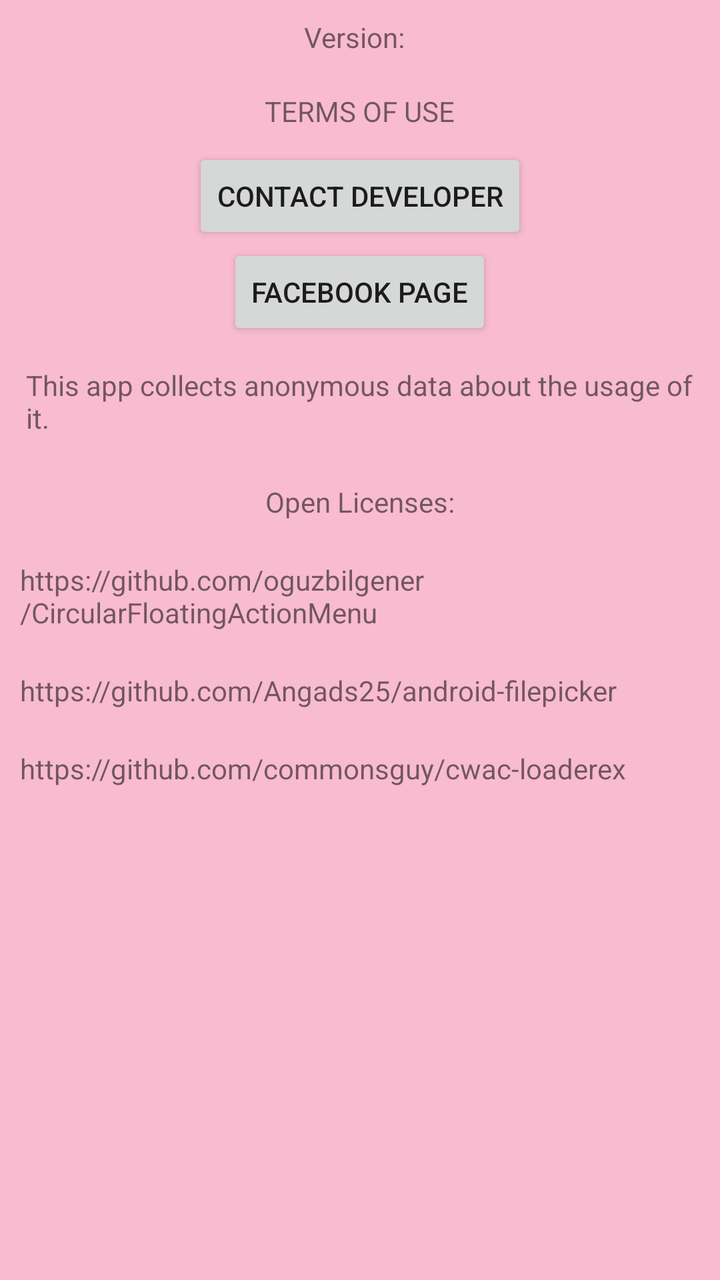
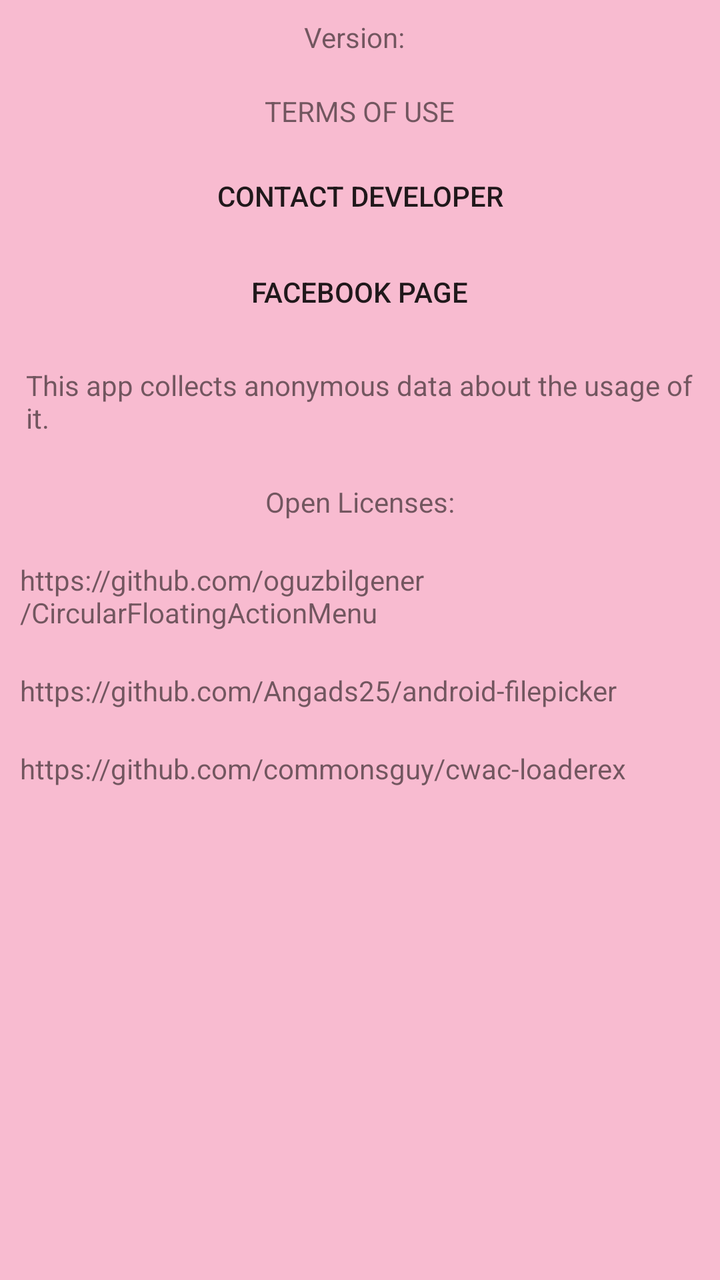

The first picture is an Android layout as it rendered before a commit; the second is the same layout after the commit. The layout source and the unified diff follow.
<!-- AndroidManifest.xml: application theme MyMaterialTheme -->
<!-- res/layout/about_dialog_fragment.xml -->
<?xml version="1.0" encoding="utf-8"?>
<ScrollView xmlns:android="http://schemas.android.com/apk/res/android"
    android:layout_width="match_parent"
    android:layout_height="match_parent">

    <LinearLayout
        android:layout_width="match_parent"
        android:layout_height="wrap_content"
        android:orientation="vertical">

        <LinearLayout
            android:layout_width="wrap_content"
            android:layout_height="wrap_content"
            android:layout_gravity="center"
            android:layout_margin="3dp"
            android:orientation="horizontal"
            android:padding="3dp"
            android:weightSum="2">

            <TextView
                android:layout_width="wrap_content"
                android:layout_height="wrap_content"
                android:layout_margin="3dp"
                android:layout_weight="1"
                android:gravity="center"
                android:text="@string/version" />

            <TextView
                android:id="@+id/version"
                android:layout_width="wrap_content"
                android:layout_height="wrap_content"
                android:layout_margin="3dp"
                android:layout_weight="1"
                android:gravity="center" />

        </LinearLayout>


        <TextView
            android:id="@+id/terms_of_use"
            android:layout_width="wrap_content"
            android:layout_height="wrap_content"
            android:layout_gravity="center"
            android:layout_margin="6dp"
            android:padding="3dp"
            android:text="@string/terms_of_use" />

        <Button
            android:id="@+id/contact_developer"
            android:layout_width="wrap_content"
            android:layout_height="wrap_content"
            android:layout_gravity="center"
            android:text="@string/contact_developer" />

        <Button
            android:id="@+id/facebook"
            android:layout_width="wrap_content"
            android:layout_height="wrap_content"
            android:layout_gravity="center"
            android:text="@string/facebook_page" />

        <TextView
            android:layout_width="wrap_content"
            android:layout_height="wrap_content"
            android:layout_gravity="center"
            android:layout_margin="10dp"
            android:padding="3dp"
            android:text="@string/collect_data_about_usage" />

        <LinearLayout
            android:layout_width="match_parent"
            android:layout_height="wrap_content"
            android:orientation="vertical">

            <TextView
                android:layout_width="match_parent"
                android:layout_height="wrap_content"
                android:layout_margin="5dp"
                android:gravity="center"
                android:padding="5dp"
                android:text="@string/open_licenses" />

            <TextView
                android:id="@+id/circular_floating_action_menu"
                android:layout_width="wrap_content"
                android:layout_height="wrap_content"
                android:layout_margin="5dp"
                android:padding="5dp"
                android:text="@string/CircularFloatingActionMenu" />

            <TextView
                android:id="@+id/android_filepicker"
                android:layout_width="wrap_content"
                android:layout_height="wrap_content"
                android:layout_margin="5dp"
                android:padding="5dp"
                android:text="@string/android_filepicker" />

            <TextView
                android:id="@+id/cwac_loaderex"
                android:layout_width="wrap_content"
                android:layout_height="wrap_content"
                android:layout_margin="5dp"
                android:padding="5dp"
                android:text="@string/cwac_loaderex" />

        </LinearLayout>
    </LinearLayout>
</ScrollView>
<!-- resources referenced by this layout -->
<resources>
  <string name="CircularFloatingActionMenu" translatable="false">https://github.com/oguzbilgener/CircularFloatingActionMenu</string>
  <string name="android_filepicker" translatable="false">https://github.com/Angads25/android-filepicker</string>
  <string name="collect_data_about_usage">This app collects anonymous data about the usage of it.</string>
  <string name="contact_developer">Contact Developer</string>
  <string name="cwac_loaderex" translatable="false">https://github.com/commonsguy/cwac-loaderex</string>
  <string name="facebook_page">Facebook Page</string>
  <string name="open_licenses" translatable="false">Open Licenses:</string>
  <string name="terms_of_use">TERMS OF USE</string>
  <string name="version">Version:</string>
  <style name="MyMaterialTheme" parent="MyMaterialTheme.Base">
  
      </style>
  <style name="MyMaterialTheme.Base" parent="Theme.AppCompat.Light.DarkActionBar">
          <item name="windowNoTitle">true</item>
          <item name="windowActionBar">false</item>
          <item name="colorPrimary">@color/colorPrimary</item>
          <item name="colorPrimaryDark">@color/colorPrimaryDark</item>
          <item name="colorAccent">@color/colorAccent</item>
          <item name="android:windowBackground">@color/windowBackground</item>
      </style>
  <color name="colorPrimary">#EC407A</color>
  <color name="colorPrimaryDark">#AD1457</color>
  <color name="colorAccent">#EA80FC</color>
  <color name="windowBackground">#F8BBD0</color>
</resources>

<!-- the commit's change to res/layout/about_dialog_fragment.xml (unified diff, before → after) -->
@@ -50,14 +50,16 @@
             android:layout_width="wrap_content"
             android:layout_height="wrap_content"
             android:layout_gravity="center"
-            android:text="@string/contact_developer" />
+            android:text="@string/contact_developer"
+            style="@style/Widget.AppCompat.Button.Borderless"/>
 
         <Button
             android:id="@+id/facebook"
             android:layout_width="wrap_content"
             android:layout_height="wrap_content"
             android:layout_gravity="center"
-            android:text="@string/facebook_page" />
+            android:text="@string/facebook_page"
+            style="@style/Widget.AppCompat.Button.Borderless"/>
 
         <TextView
             android:layout_width="wrap_content"
